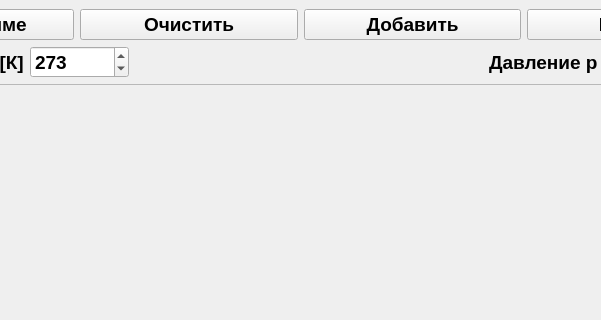
Above: ui/base_qt_ui/ui_main_window.ui from I-m-good-man/Gas-calculator before the change; both pictures show x 153 to 754 and y 0 to 320 of the 907 by 506 pixel window. Below: the same form after it.
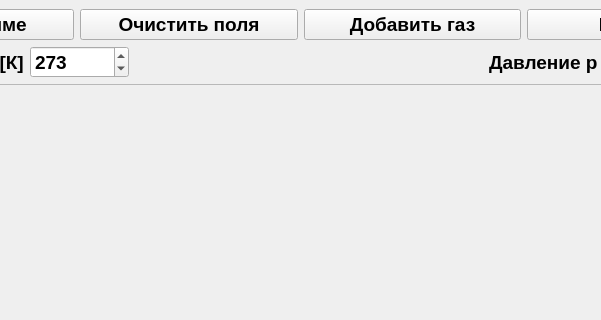
That is the form after the change.

Commit message: Add cosmetic changes in widgets

Diff of the .ui file:
```diff
--- a/ui/base_qt_ui/ui_main_window.ui
+++ b/ui/base_qt_ui/ui_main_window.ui
@@ -35,14 +35,14 @@
         <item>
          <widget class="QPushButton" name="clear_inputs_btn">
           <property name="text">
-           <string>Очистить</string>
+           <string>Очистить поля</string>
           </property>
          </widget>
         </item>
         <item>
          <widget class="QPushButton" name="add_input_btn">
           <property name="text">
-           <string>Добавить</string>
+           <string>Добавить газ</string>
           </property>
          </widget>
         </item>
```
Left out of the diff: 25 changed lines with no effect on the pictures. The commit also changes 3 other files.
